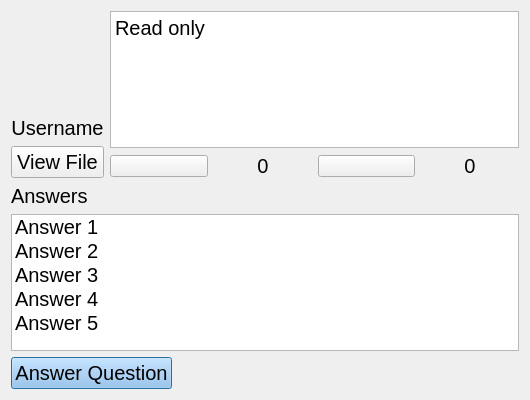
Qt form Qt_LinuxPrototypeGUI_v0.9/post_1.ui (CordusBailey02/CSC-532-Project) before a commit.
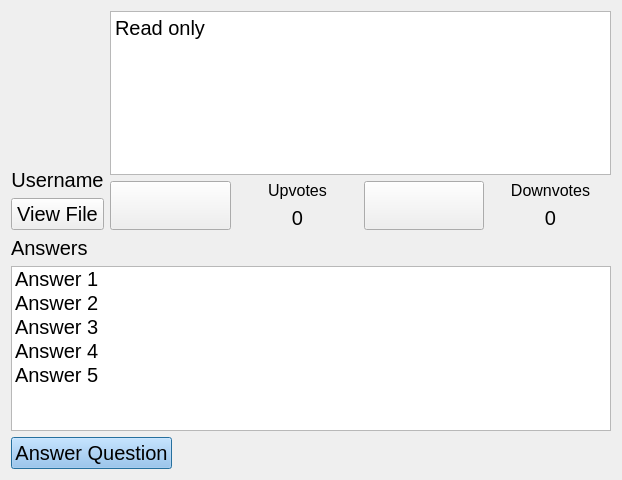
The same form after that commit.

Patch:
```diff
--- a/Qt_LinuxPrototypeGUI_v0.9/post_1.ui
+++ b/Qt_LinuxPrototypeGUI_v0.9/post_1.ui
@@ -6,8 +6,8 @@
    <rect>
     <x>0</x>
     <y>0</y>
-    <width>530</width>
-    <height>400</height>
+    <width>622</width>
+    <height>480</height>
    </rect>
   </property>
   <property name="windowTitle">
@@ -237,47 +237,279 @@
           <layout class="QHBoxLayout" name="horizontalLayout_3">
            <item>
             <widget class="QPushButton" name="pushButton_upPost">
+             <property name="sizePolicy">
+              <sizepolicy hsizetype="Minimum" vsizetype="Preferred">
+               <horstretch>0</horstretch>
+               <verstretch>0</verstretch>
+              </sizepolicy>
+             </property>
+             <property name="palette">
+              <palette>
+               <active>
+                <colorrole role="Dark">
+                 <brush brushstyle="SolidPattern">
+                  <color alpha="255">
+                   <red>252</red>
+                   <green>252</green>
+                   <blue>252</blue>
+                  </color>
+                 </brush>
+                </colorrole>
+                <colorrole role="AlternateBase">
+                 <brush brushstyle="SolidPattern">
+                  <color alpha="255">
+                   <red>252</red>
+                   <green>252</green>
+                   <blue>252</blue>
+                  </color>
+                 </brush>
+                </colorrole>
+               </active>
+               <inactive>
+                <colorrole role="Dark">
+                 <brush brushstyle="SolidPattern">
+                  <color alpha="255">
+                   <red>252</red>
+                   <green>252</green>
+                   <blue>252</blue>
+                  </color>
+                 </brush>
+                </colorrole>
+                <colorrole role="AlternateBase">
+                 <brush brushstyle="SolidPattern">
+                  <color alpha="255">
+                   <red>252</red>
+                   <green>252</green>
+                   <blue>252</blue>
+                  </color>
+                 </brush>
+                </colorrole>
+               </inactive>
+               <disabled>
+                <colorrole role="WindowText">
+                 <brush brushstyle="SolidPattern">
+                  <color alpha="255">
+                   <red>252</red>
+                   <green>252</green>
+                   <blue>252</blue>
+                  </color>
+                 </brush>
+                </colorrole>
+                <colorrole role="Dark">
+                 <brush brushstyle="SolidPattern">
+                  <color alpha="255">
+                   <red>252</red>
+                   <green>252</green>
+                   <blue>252</blue>
+                  </color>
+                 </brush>
+                </colorrole>
+                <colorrole role="Text">
+                 <brush brushstyle="SolidPattern">
+                  <color alpha="255">
+                   <red>252</red>
+                   <green>252</green>
+                   <blue>252</blue>
+                  </color>
+                 </brush>
+                </colorrole>
+                <colorrole role="ButtonText">
+                 <brush brushstyle="SolidPattern">
+                  <color alpha="255">
+                   <red>252</red>
+                   <green>252</green>
+                   <blue>252</blue>
+                  </color>
+                 </brush>
+                </colorrole>
+                <colorrole role="AlternateBase">
+                 <brush brushstyle="SolidPattern">
+                  <color alpha="255">
+                   <red>252</red>
+                   <green>252</green>
+                   <blue>252</blue>
+                  </color>
+                 </brush>
+                </colorrole>
+               </disabled>
+              </palette>
+             </property>
              <property name="text">
               <string/>
              </property>
             </widget>
            </item>
            <item>
-            <widget class="QLabel" name="label_upPostCount">
-             <property name="font">
-              <font>
-               <pointsize>15</pointsize>
-              </font>
-             </property>
-             <property name="text">
-              <string>0</string>
-             </property>
-             <property name="alignment">
-              <set>Qt::AlignmentFlag::AlignCenter</set>
-             </property>
-            </widget>
+            <layout class="QVBoxLayout" name="verticalLayout_3">
+             <item>
+              <widget class="QLabel" name="label">
+               <property name="font">
+                <font>
+                 <pointsize>12</pointsize>
+                </font>
+               </property>
+               <property name="text">
+                <string>Upvotes</string>
+               </property>
+               <property name="alignment">
+                <set>Qt::AlignmentFlag::AlignCenter</set>
+               </property>
+              </widget>
+             </item>
+             <item>
+              <widget class="QLabel" name="label_upPostCount">
+               <property name="font">
+                <font>
+                 <pointsize>15</pointsize>
+                </font>
+               </property>
+               <property name="text">
+                <string>0</string>
+               </property>
+               <property name="alignment">
+                <set>Qt::AlignmentFlag::AlignCenter</set>
+               </property>
+              </widget>
+             </item>
+            </layout>
            </item>
            <item>
             <widget class="QPushButton" name="pushButton_downPost">
+             <property name="sizePolicy">
+              <sizepolicy hsizetype="Minimum" vsizetype="Preferred">
+               <horstretch>0</horstretch>
+               <verstretch>0</verstretch>
+              </sizepolicy>
+             </property>
+             <property name="palette">
+              <palette>
+               <active>
+                <colorrole role="Dark">
+                 <brush brushstyle="SolidPattern">
+                  <color alpha="255">
+                   <red>252</red>
+                   <green>252</green>
+                   <blue>252</blue>
+                  </color>
+                 </brush>
+                </colorrole>
+                <colorrole role="AlternateBase">
+                 <brush brushstyle="SolidPattern">
+                  <color alpha="255">
+                   <red>252</red>
+                   <green>252</green>
+                   <blue>252</blue>
+                  </color>
+                 </brush>
+                </colorrole>
+               </active>
+               <inactive>
+                <colorrole role="Dark">
+                 <brush brushstyle="SolidPattern">
+                  <color alpha="255">
+                   <red>252</red>
+                   <green>252</green>
+                   <blue>252</blue>
+                  </color>
+                 </brush>
+                </colorrole>
+                <colorrole role="AlternateBase">
+                 <brush brushstyle="SolidPattern">
+                  <color alpha="255">
+                   <red>252</red>
+                   <green>252</green>
+                   <blue>252</blue>
+                  </color>
+                 </brush>
+                </colorrole>
+               </inactive>
+               <disabled>
+                <colorrole role="WindowText">
+                 <brush brushstyle="SolidPattern">
+                  <color alpha="255">
+                   <red>252</red>
+                   <green>252</green>
+                   <blue>252</blue>
+                  </color>
+                 </brush>
+                </colorrole>
+                <colorrole role="Dark">
+                 <brush brushstyle="SolidPattern">
+                  <color alpha="255">
+                   <red>252</red>
+                   <green>252</green>
+                   <blue>252</blue>
+                  </color>
+                 </brush>
+                </colorrole>
+                <colorrole role="Text">
+                 <brush brushstyle="SolidPattern">
+                  <color alpha="255">
+                   <red>252</red>
+                   <green>252</green>
+                   <blue>252</blue>
+                  </color>
+                 </brush>
+                </colorrole>
+                <colorrole role="ButtonText">
+                 <brush brushstyle="SolidPattern">
+                  <color alpha="255">
+                   <red>252</red>
+                   <green>252</green>
+                   <blue>252</blue>
+                  </color>
+                 </brush>
+                </colorrole>
+                <colorrole role="AlternateBase">
+                 <brush brushstyle="SolidPattern">
+                  <color alpha="255">
+                   <red>252</red>
+                   <green>252</green>
+                   <blue>252</blue>
+                  </color>
+                 </brush>
+                </colorrole>
+               </disabled>
+              </palette>
+             </property>
              <property name="text">
               <string/>
              </property>
             </widget>
            </item>
            <item>
-            <widget class="QLabel" name="label_downPostCount">
-             <property name="font">
-              <font>
-               <pointsize>15</pointsize>
-              </font>
-             </property>
-             <property name="text">
-              <string>0</string>
-             </property>
-             <property name="alignment">
-              <set>Qt::AlignmentFlag::AlignCenter</set>
-             </property>
-            </widget>
+            <layout class="QVBoxLayout" name="verticalLayout_4">
+             <item>
+              <widget class="QLabel" name="label_2">
+               <property name="font">
+                <font>
+                 <pointsize>12</pointsize>
+                </font>
+               </property>
+               <property name="text">
+                <string>Downvotes</string>
+               </property>
+               <property name="alignment">
+                <set>Qt::AlignmentFlag::AlignCenter</set>
+               </property>
+              </widget>
+             </item>
+             <item>
+              <widget class="QLabel" name="label_downPostCount">
+               <property name="font">
+                <font>
+                 <pointsize>15</pointsize>
+                </font>
+               </property>
+               <property name="text">
+                <string>0</string>
+               </property>
+               <property name="alignment">
+                <set>Qt::AlignmentFlag::AlignCenter</set>
+               </property>
+              </widget>
+             </item>
+            </layout>
            </item>
           </layout>
          </item>
```
